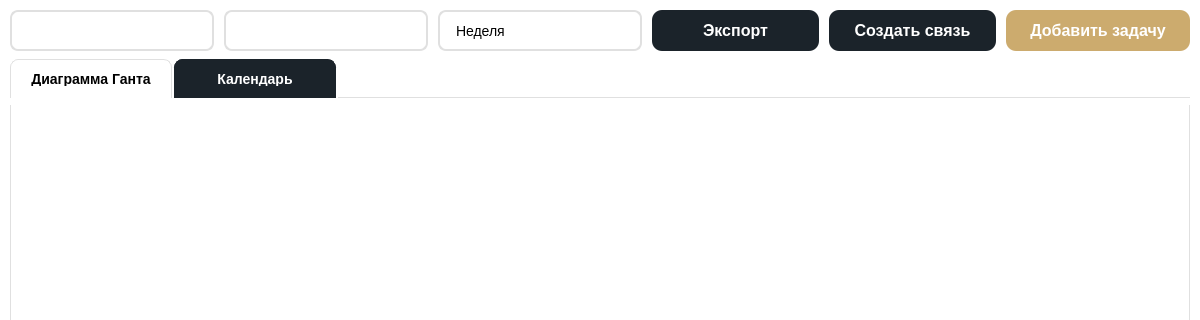
First picture: the form in ui/gantt/gantt_widget.ui, repository lerakaplich/TaskPlanner2, before the edit; both pictures show x 0 to 1200 and y 0 to 320 of the 1200 by 800 pixel window.
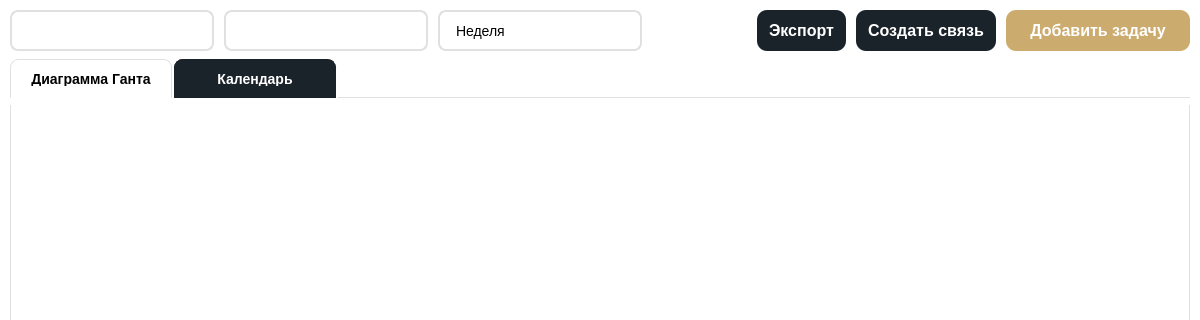
Second picture: the form after the edit. The open tabs and pages were chosen to show the change.

```diff
--- a/ui/gantt/gantt_widget.ui
+++ b/ui/gantt/gantt_widget.ui
@@ -201,6 +201,19 @@
         </item>
        </widget>
       </item>
+      <item>
+       <spacer name="horizontalSpacer">
+        <property name="orientation">
+         <enum>Qt::Horizontal</enum>
+        </property>
+        <property name="sizeHint" stdset="0">
+         <size>
+          <width>40</width>
+          <height>20</height>
+         </size>
+        </property>
+       </spacer>
+      </item>
       <item>
        <widget class="QPushButton" name="btnExport">
         <property name="minimumSize">
```
Left out of the diff: 10 changed lines with no effect on the pictures. Lines whose indentation alone changed are shown as unchanged.
